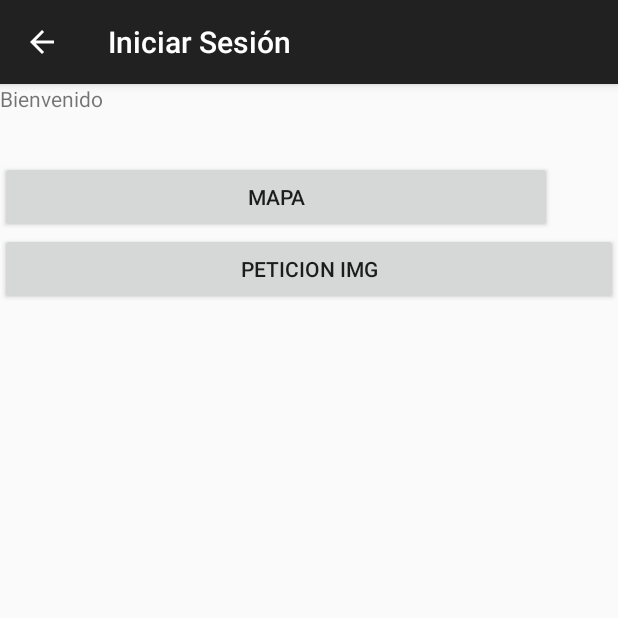
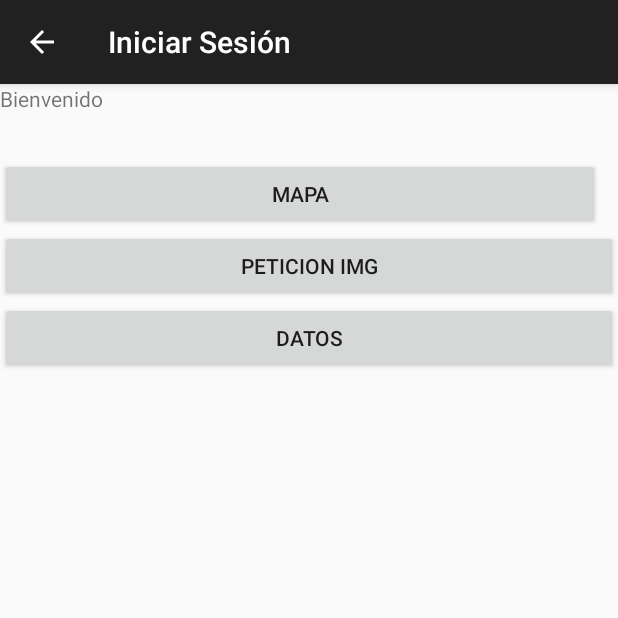
Before and after one commit to soydevcag/TrainingFit, an Android app: the Home screen opened directly, with no data from a screen before it, on a phone screen of 412 x 824 dp, the top half of it. Run offline under Robolectric (Android 15) with nearby library versions, the phone set to English and light mode, and no system bars.

```diff
--- a/app/src/main/java/com/training/lequar/trainingfit/Home.java
+++ b/app/src/main/java/com/training/lequar/trainingfit/Home.java
@@ -39,5 +39,16 @@ public class Home extends AppCompatActivity {
                 startActivity(actionLogin);
             }
         });
+
+        Button btnDatos = (Button)findViewById(R.id.btnDatos);
+        //--- BOTON QUE REDIRECCIONA A OTRA ACTIVIDAD--//
+        assert btnDatos != null;
+        btnDatos.setOnClickListener(new View.OnClickListener() {
+            @Override
+            public void onClick(View view) {
+                Intent actionLogin = new Intent(Home.this, testJson.class);
+                startActivity(actionLogin);
+            }
+        });
     }
 }
--- a/app/src/main/res/layout/home.xml
+++ b/app/src/main/res/layout/home.xml
@@ -13,7 +13,7 @@
         android:layout_weight="0.05" />
 
     <Button
-        android:layout_width="368dp"
+        android:layout_width="400dp"
         android:layout_height="wrap_content"
         android:text="Mapa"
         android:id="@+id/btnFlatMap" />
@@ -24,4 +24,11 @@
         android:text="Peticion Img"
         android:id="@+id/btnImagenes"
         android:layout_gravity="center_horizontal" />
+
+    <Button
+        android:layout_width="match_parent"
+        android:layout_height="wrap_content"
+        android:text="Datos"
+        android:id="@+id/btnDatos"
+        android:layout_gravity="center_horizontal" />
 </LinearLayout>
```
Also changed, not shown: app/src/main/java/com/training/lequar/trainingfit/FlatMap.java (+4 -4 lines).
